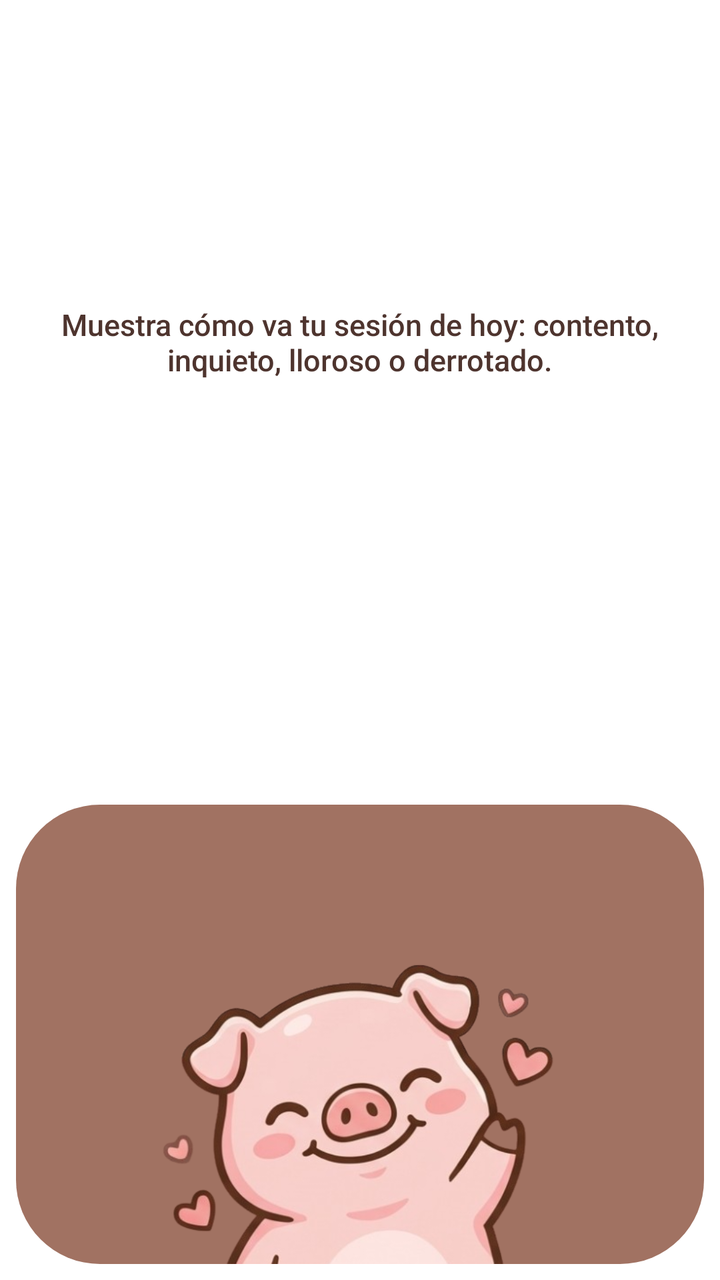
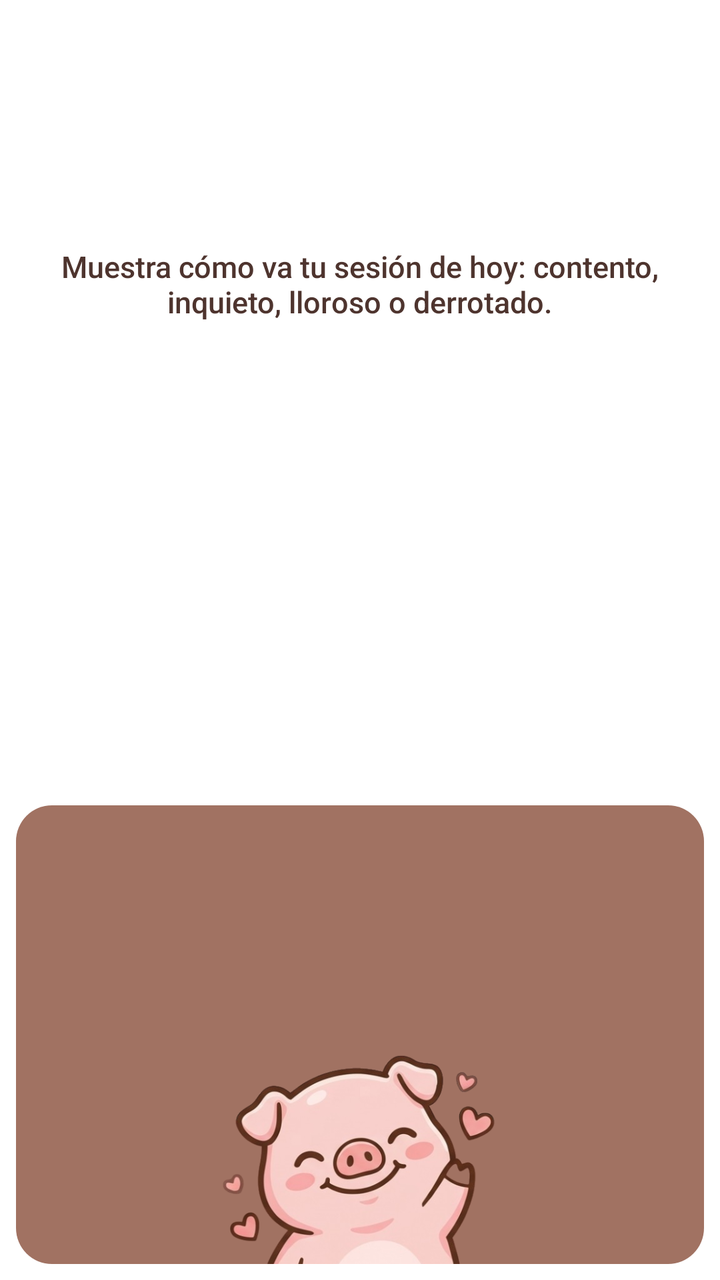

Compare the two renders of this Android layout. The source of the first and the diff that turns it into the second are given below.
<!-- AndroidManifest.xml: application theme Theme.Orofacial -->
<!-- res/layout/widget_orofacial.xml -->
<?xml version="1.0" encoding="utf-8"?>
<LinearLayout xmlns:android="http://schemas.android.com/apk/res/android"
    android:id="@+id/widget_root"
    android:layout_width="match_parent"
    android:layout_height="match_parent"
    android:orientation="vertical"
    android:padding="8dp">

    <TextView
        android:id="@+id/widget_message"
        android:layout_width="match_parent"
        android:layout_height="0dp"
        android:layout_weight="268"
        android:background="@drawable/widget_card_top"
        android:ellipsize="end"
        android:fontFamily="sans-serif-medium"
        android:gravity="center"
        android:maxLines="2"
        android:padding="10dp"
        android:text="@string/widget_desc"
        android:textColor="#4E342E"
        android:textSize="15sp" />

    
    <LinearLayout
        android:layout_width="match_parent"
        android:layout_height="0dp"
        android:layout_weight="56"
        android:orientation="vertical" />

    <LinearLayout
        android:layout_width="match_parent"
        android:layout_height="0dp"
        android:layout_weight="188"
        android:background="@drawable/widget_card_bottom"
        android:gravity="bottom|center_horizontal"
        android:orientation="vertical">

        <ImageView
            android:id="@+id/widget_mood"
            android:layout_width="match_parent"
            android:layout_height="match_parent"
            android:contentDescription="@string/widget_name"
            android:scaleType="fitCenter"
            android:src="@drawable/ic_mood_contento" />

    </LinearLayout>
</LinearLayout>
<!-- resources referenced by this layout -->
<resources>
  <!-- drawable ic_mood_contento: png bitmap (drawable-nodpi, 147634 bytes) -->
  <!-- drawable widget_card_bottom (drawable) -->
  <?xml version="1.0" encoding="utf-8"?>
  <shape xmlns:android="http://schemas.android.com/apk/res/android" android:shape="rectangle">
      <corners android:radius="42dp" />
      <solid android:color="#A17262" />
  </shape>
  <!-- drawable widget_card_top (drawable) -->
  <?xml version="1.0" encoding="utf-8"?>
  <shape xmlns:android="http://schemas.android.com/apk/res/android" android:shape="rectangle">
      <corners android:radius="42dp" />
      <solid android:color="#FFFFFF" />
  </shape>
  <string name="widget_desc">Muestra cómo va tu sesión de hoy: contento, inquieto, lloroso o derrotado.</string>
  <string name="widget_name">Orofacial hoy</string>
  <style name="Theme.Orofacial" parent="Theme.AppCompat.NoActionBar">
          <item name="android:windowFullscreen">true</item>
          <item name="android:windowLayoutInDisplayCutoutMode">shortEdges</item>
          
          <item name="android:windowBackground">@android:color/white</item>
          <item name="android:statusBarColor">@android:color/white</item>
          <item name="android:navigationBarColor">@android:color/white</item>
          
          <item name="android:windowLightStatusBar">true</item>
          <item name="android:windowLightNavigationBar">true</item>
      </style>
</resources>

<!-- the commit's change to res/layout/widget_orofacial.xml (unified diff, before → after) -->
@@ -10,7 +10,7 @@
         android:id="@+id/widget_message"
         android:layout_width="match_parent"
         android:layout_height="0dp"
-        android:layout_weight="268"
+        android:layout_weight="220"
         android:background="@drawable/widget_card_top"
         android:ellipsize="end"
         android:fontFamily="sans-serif-medium"
@@ -25,24 +25,28 @@
     <LinearLayout
         android:layout_width="match_parent"
         android:layout_height="0dp"
-        android:layout_weight="56"
+        android:layout_weight="104"
         android:orientation="vertical" />
 
-    <LinearLayout
+    <FrameLayout
         android:layout_width="match_parent"
         android:layout_height="0dp"
-        android:layout_weight="188"
-        android:background="@drawable/widget_card_bottom"
-        android:gravity="bottom|center_horizontal"
-        android:orientation="vertical">
+        android:layout_weight="188">
+
+        <LinearLayout
+            android:layout_width="match_parent"
+            android:layout_height="match_parent"
+            android:background="@drawable/widget_card_bottom"
+            android:orientation="vertical" />
 
         <ImageView
             android:id="@+id/widget_mood"
-            android:layout_width="match_parent"
-            android:layout_height="match_parent"
+            android:layout_width="160dp"
+            android:layout_height="160dp"
+            android:layout_gravity="bottom|center_horizontal"
             android:contentDescription="@string/widget_name"
             android:scaleType="fitCenter"
             android:src="@drawable/ic_mood_contento" />
 
-    </LinearLayout>
+    </FrameLayout>
 </LinearLayout>
<!-- resource entries referenced after the edit -->
@@ -4,13 +4,13 @@
   <!-- drawable widget_card_bottom (drawable) -->
   <?xml version="1.0" encoding="utf-8"?>
   <shape xmlns:android="http://schemas.android.com/apk/res/android" android:shape="rectangle">
-      <corners android:radius="42dp" />
+      <corners android:radius="18dp" />
       <solid android:color="#A17262" />
   </shape>
   <!-- drawable widget_card_top (drawable) -->
   <?xml version="1.0" encoding="utf-8"?>
   <shape xmlns:android="http://schemas.android.com/apk/res/android" android:shape="rectangle">
-      <corners android:radius="42dp" />
+      <corners android:radius="18dp" />
       <solid android:color="#FFFFFF" />
   </shape>
   <string name="widget_desc">Muestra cómo va tu sesión de hoy: contento, inquieto, lloroso o derrotado.</string>
